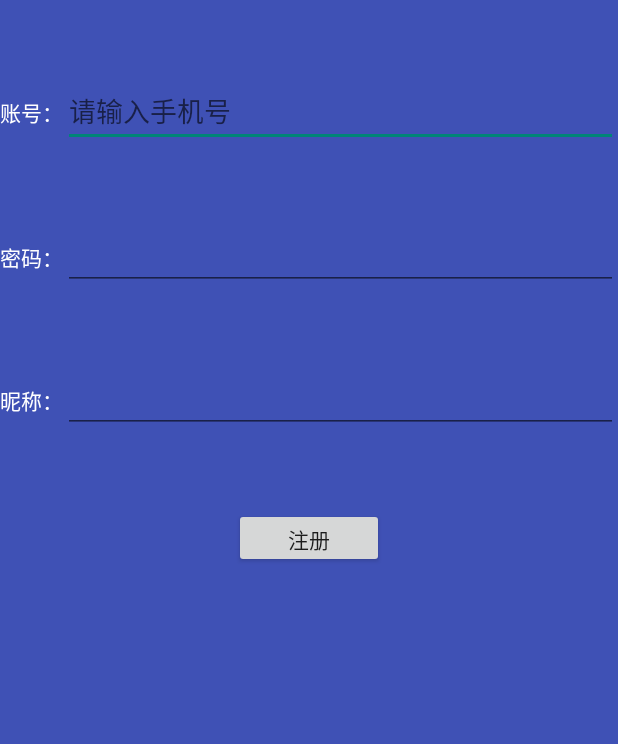
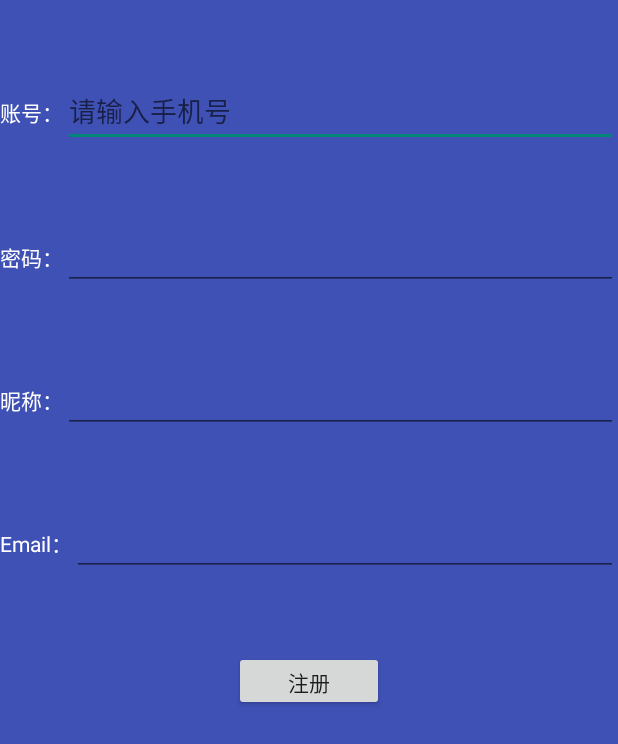
Before and after one commit to YichenAppCom/BigBoss, an Android app: the RegisterActivity screen opened directly, with no data from a screen before it, on a phone screen of 412 x 824 dp. Shown: the top 744 px of the screen. Run offline under Robolectric (Android 15) with nearby library versions, the phone set to English and light mode, and no system bars; our stand-ins replace ButterKnife; libraries missing offline, so code that uses them is left out: cn.bmob.v3.

```diff
--- a/app/src/main/java/com/yichenapp/bigboss/member/RegisterActivity.java
+++ b/app/src/main/java/com/yichenapp/bigboss/member/RegisterActivity.java
@@ -21,7 +21,7 @@ import cn.bmob.v3.exception.BmobException;
 /**
  * Created by Administrator on 2017/2/19 0019.
  */
-public class RegisterActivity extends BaseActivity implements IRegisterView{
+public class RegisterActivity extends BaseActivity implements IRegisterView {
     @BindView(R.id.account_edit)
     EditText accountEdit;
     @BindView(R.id.pwd_edit)
@@ -31,6 +31,8 @@ public class RegisterActivity extends BaseActivity implements IRegisterView{
     @BindView(R.id.register_button)
     Button registerButton;
 
+    @BindView(R.id.email_edit)
+    EditText emailEdit;
     RegisterPresenterImpl registerPresenter;
 
     @Override
@@ -38,7 +40,7 @@ public class RegisterActivity extends BaseActivity implements IRegisterView{
         super.onCreate(savedInstanceState);
         setContentView(R.layout.activity_register);
         ButterKnife.bind(this);
-        registerPresenter = new RegisterPresenterImpl(getApplicationContext(),this);
+        registerPresenter = new RegisterPresenterImpl(getApplicationContext(), this);
     }
 
     @OnClick(R.id.register_button)
@@ -68,12 +70,16 @@ public class RegisterActivity extends BaseActivity implements IRegisterView{
 
     @Override
     public String getNickName() {
-        if(TextUtils.isEmpty(nickEdit.getText().toString()))
-        {
+        if (TextUtils.isEmpty(nickEdit.getText().toString())) {
             return getAccountName();
         }
 
         return nickEdit.getText().toString();
+    }
+
+    @Override
+    public String getEmail() {
+        return emailEdit.getText().toString();
     }
 
     @Override
@@ -87,8 +93,8 @@ public class RegisterActivity extends BaseActivity implements IRegisterView{
         showException(e);
     }
 
-    public static void gotoSelf(Activity context){
-        Intent intent = new Intent(context,RegisterActivity.class);
+    public static void gotoSelf(Activity context) {
+        Intent intent = new Intent(context, RegisterActivity.class);
         context.startActivity(intent);
     }
 }
--- a/app/src/main/res/layout/activity_register.xml
+++ b/app/src/main/res/layout/activity_register.xml
@@ -42,27 +42,47 @@
         android:inputType="textVisiblePassword"/>
     </LinearLayout>
     <LinearLayout
+    android:layout_marginTop="@dimen/member_account_margintop"
+    android:layout_below="@+id/ln_pwd"
+    android:id="@+id/ln_nick"
+    android:layout_width="match_parent"
+    android:layout_height="wrap_content"
+    android:orientation="horizontal">
+    <TextView
+        style="@style/member_title_textStyle"
+        android:id="@+id/nick_title"
+        android:layout_width="wrap_content"
+        android:layout_height="wrap_content"
+        android:text="@string/member_nick_title"/>
+    <EditText
+        android:id="@+id/nick_edit"
+        android:layout_width="0dp"
+        android:layout_weight="1"
+        android:layout_height="wrap_content"
+        android:inputType="text"/>
+    </LinearLayout>
+    <LinearLayout
         android:layout_marginTop="@dimen/member_account_margintop"
-        android:layout_below="@+id/ln_pwd"
-        android:id="@+id/ln_nick"
+        android:layout_below="@+id/ln_nick"
+        android:id="@+id/ln_email"
         android:layout_width="match_parent"
         android:layout_height="wrap_content"
         android:orientation="horizontal">
         <TextView
             style="@style/member_title_textStyle"
-            android:id="@+id/nick_title"
+            android:id="@+id/email_title"
             android:layout_width="wrap_content"
             android:layout_height="wrap_content"
-            android:text="@string/member_nick_title"/>
+            android:text="@string/member_email_title"/>
         <EditText
-            android:id="@+id/nick_edit"
+            android:id="@+id/email_edit"
             android:layout_width="0dp"
             android:layout_weight="1"
             android:layout_height="wrap_content"
             android:inputType="text"/>
     </LinearLayout>
     <Button
-        android:layout_below="@+id/ln_nick"
+        android:layout_below="@+id/ln_email"
         android:layout_marginTop="@dimen/member_account_margintop"
         android:id="@+id/register_button"
         android:layout_width="100dp"
--- a/app/src/main/res/values/strings.xml
+++ b/app/src/main/res/values/strings.xml
@@ -5,7 +5,9 @@
     <string name="member_account_title">账号：</string>
     <string name="member_pwd_title">密码：</string>
     <string name="member_nick_title">昵称：</string>
+    <string name="member_email_title">Email：</string>
     <string name="member_login">登陆</string>
     <string name="member_register">注册</string>
     <string name="member_account_hint">请输入手机号</string>
+    <string name="member_email_hint">邮箱是找回密码的有效凭证</string>
 </resources>
--- a/business/src/main/java/com/yichenapp/bussiness/member/register/IRegisterView.java
+++ b/business/src/main/java/com/yichenapp/bussiness/member/register/IRegisterView.java
@@ -11,6 +11,7 @@ public interface IRegisterView {
     String getAccountName();
     String getPwd();
     String getNickName();
+    String getEmail();
     void onComplete();
     void onError(BmobException e);
     void showToast(String msg);
```
Also changed, not shown: business/src/main/res/drawable/animation_loading.xml (added, +41 -0 lines), business/src/main/res/drawable/loading00.png (added), business/src/main/res/drawable/loading01.png (added), business/src/main/res/drawable/loading02.png (added), business/src/main/res/drawable/loading03.png (added), business/src/main/res/drawable/loading04.png (added), business/src/main/res/drawable/loading05.png (added), business/src/main/res/drawable/loading06.png (added), business/src/main/res/drawable/loading07.png (added), business/src/main/res/drawable/loading08.png (added), business/src/main/res/drawable/loading09.png (added), business/src/main/res/drawable/loading10.png (added), business/src/main/res/drawable/loading11.png (added).
